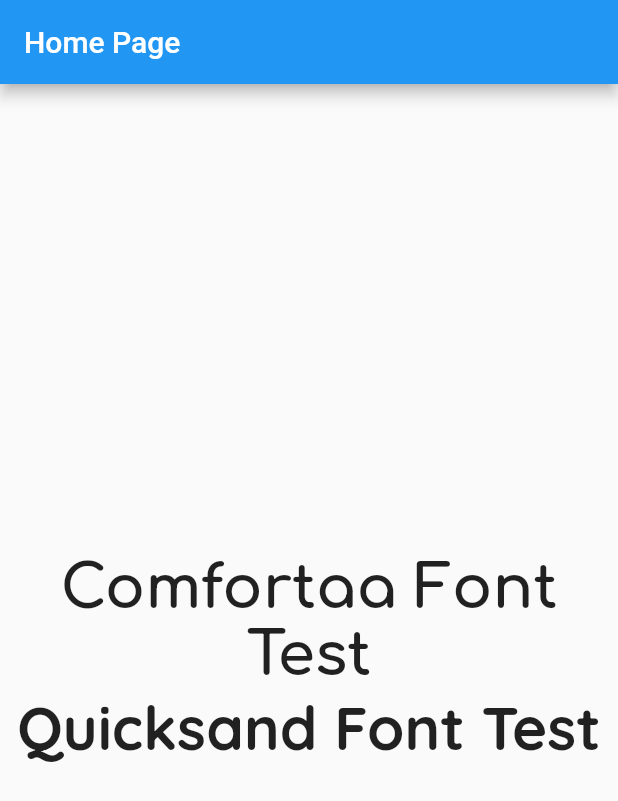
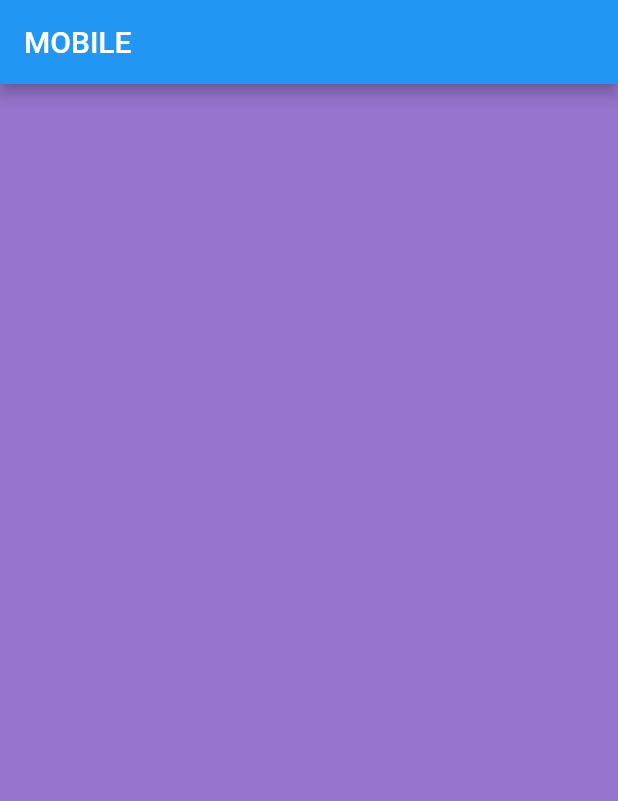
Before and after one commit to md-siam/photo_gallery, a Flutter app: the screen it shows after launch, on a phone screen of 412 x 824 dp. Shown: the top 801 px of the screen. Run offline on Flutter 3.47's test engine with Material 2 defaults, Android fonts, the phone set to English and light mode, and no system bars.

Commit message:
feat(layout): add responsive layout for mobile, tablet, & desktop

```diff
--- /dev/null
+++ b/lib/app/layout/breakpoints.dart
@@ -0,0 +1,8 @@
+/// Max width for a small layout.
+const double mobileWidth = 576;
+
+/// Max width for a medium layout.
+const double tabletWidth = 1200;
+
+/// Max width for a large layout.
+const double desktopWidth = 1440;
--- /dev/null
+++ b/lib/app/layout/responsive_layout.dart
@@ -0,0 +1,31 @@
+import 'package:flutter/material.dart';
+
+import 'breakpoints.dart';
+
+class ResponsiveLayout extends StatelessWidget {
+  final Widget mobileBody;
+  final Widget tabletBody;
+  final Widget desktopBody;
+
+  const ResponsiveLayout({
+    Key? key,
+    required this.mobileBody,
+    required this.tabletBody,
+    required this.desktopBody,
+  }) : super(key: key);
+
+  @override
+  Widget build(BuildContext context) {
+    return LayoutBuilder(
+      builder: (BuildContext context, BoxConstraints constraints) {
+        if (constraints.maxWidth <= mobileWidth) {
+          return mobileBody;
+        } else if (constraints.maxWidth <= tabletWidth) {
+          return tabletBody;
+        } else {
+          return desktopBody;
+        }
+      },
+    );
+  }
+}
--- /dev/null
+++ b/lib/app/views/desktop/desktop_view.dart
@@ -0,0 +1,13 @@
+import 'package:flutter/material.dart';
+
+class DesktopView extends StatelessWidget {
+  const DesktopView({Key? key}) : super(key: key);
+
+  @override
+  Widget build(BuildContext context) {
+    return Scaffold(
+      backgroundColor: Colors.green[300],
+      appBar: AppBar(title: const Text('DESKTOP')),
+    );
+  }
+}
--- /dev/null
+++ b/lib/app/views/mobile/mobile_view.dart
@@ -0,0 +1,13 @@
+import 'package:flutter/material.dart';
+
+class MobileView extends StatelessWidget {
+  const MobileView({Key? key}) : super(key: key);
+
+  @override
+  Widget build(BuildContext context) {
+    return Scaffold(
+      backgroundColor: Colors.deepPurple[300],
+      appBar: AppBar(title: const Text('MOBILE')),
+    );
+  }
+}
--- /dev/null
+++ b/lib/app/views/tablet/tablet_view.dart
@@ -0,0 +1,13 @@
+import 'package:flutter/material.dart';
+
+class TabletView extends StatelessWidget {
+  const TabletView({Key? key}) : super(key: key);
+
+  @override
+  Widget build(BuildContext context) {
+    return Scaffold(
+      backgroundColor: Colors.red[300],
+      appBar: AppBar(title: const Text('TABLET')),
+    );
+  }
+}
--- a/lib/main.dart
+++ b/lib/main.dart
@@ -5,6 +5,11 @@
 // license that can be found in the LICENSE file or at
 // https://choosealicense.com/licenses/mit/
 import 'package:flutter/material.dart';
+
+import 'app/layout/responsive_layout.dart';
+import 'app/views/desktop/desktop_view.dart';
+import 'app/views/mobile/mobile_view.dart';
+import 'app/views/tablet/tablet_view.dart';
 
 void main() {
   return runApp(const MyApp());
@@ -28,31 +33,11 @@ class HomePage extends StatelessWidget {
 
   @override
   Widget build(BuildContext context) {
-    return Scaffold(
-      appBar: AppBar(title: const Text('Home Page')),
-      body: Center(
-        child: Column(
-          mainAxisAlignment: MainAxisAlignment.center,
-          children: const [
-            Text(
-              'Comfortaa Font Test',
-              style: TextStyle(
-                fontSize: 40,
-                fontFamily: 'Comfortaa',
-                fontWeight: FontWeight.bold,
-              ),
-              textAlign: TextAlign.center,
-            ),
-            Text(
-              'Quicksand Font Test',
-              style: TextStyle(
-                fontSize: 40,
-                fontFamily: 'Quicksand',
-                fontWeight: FontWeight.bold,
-              ),
-            ),
-          ],
-        ),
+    return const Scaffold(
+      body: ResponsiveLayout(
+        mobileBody: MobileView(),
+        tabletBody: TabletView(),
+        desktopBody: DesktopView(),
       ),
     );
   }
--- a/pubspec.yaml
+++ b/pubspec.yaml
@@ -39,6 +39,8 @@ dependencies:
   # The following adds the Cupertino Icons font to your application.
   # Use with the CupertinoIcons class for iOS style icons.
   cupertino_icons: ^1.0.2
+  # For state management
+  provider: ^6.0.3
   # For API calls
   http: ^0.13.4
   # For various grid layouts
```
Also changed, not shown: pubspec.lock.
